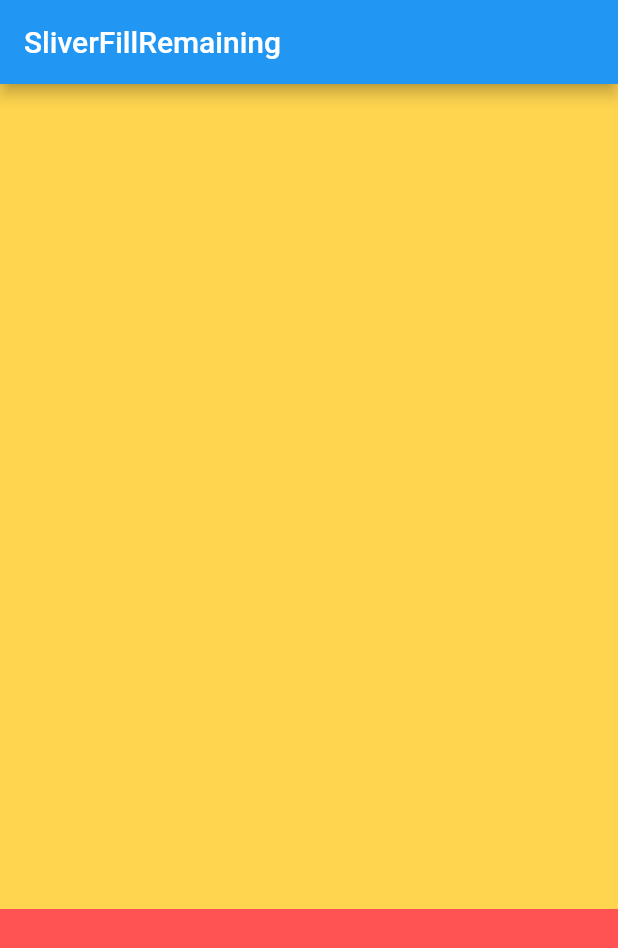
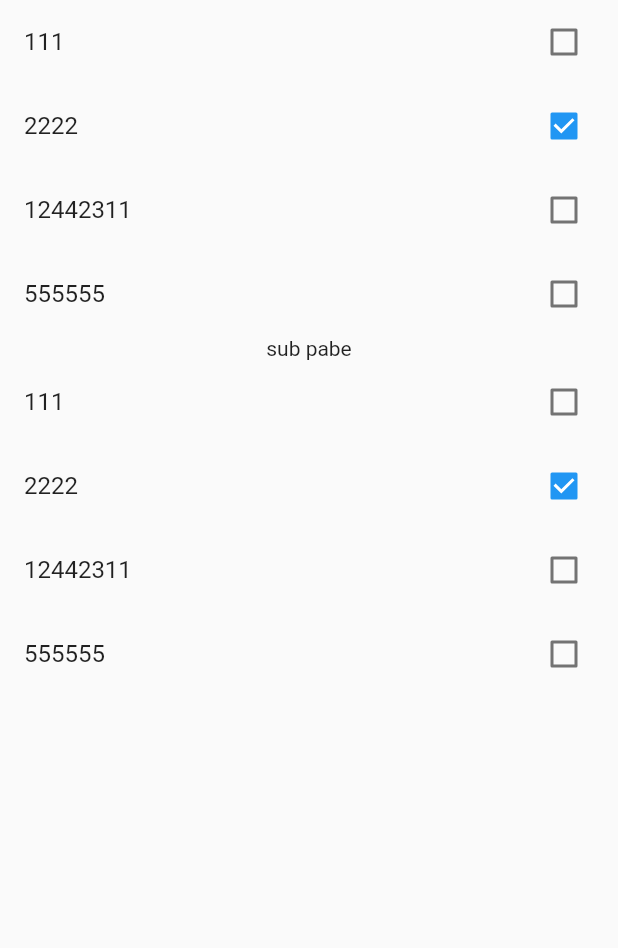
Before and after one commit to bytestocode/flutter-testbed, a Flutter app: the screen it shows after launch, on a phone screen of 412 x 824 dp. Shown: the top 948 px of the screen. Run offline on Flutter 3.47's test engine with Material 2 defaults, Android fonts, the light colour scheme and no system bars; our stand-ins replace flutter_riverpod.

Commit message:
test: riverpod

```diff
--- a/lib/main.dart
+++ b/lib/main.dart
@@ -1,44 +1,24 @@
 import 'package:flutter/material.dart';
+import 'package:flutter_riverpod/flutter_riverpod.dart';
+import 'package:flutter_testbed/riverpod/riverpod_bed.dart';
 
-void main() => runApp(const MyApp());
+void main() => runApp(
+      const ProviderScope(
+        child: MyApp(),
+      ),
+    );
 
-class MyApp extends StatelessWidget {
+class MyApp extends ConsumerWidget {
   const MyApp({super.key});
 
-  static const String _title = 'SliverFillRemaining';
-
   @override
-  Widget build(BuildContext context) {
+  Widget build(BuildContext context, WidgetRef ref) {
     return MaterialApp(
-      title: _title,
-      home: Scaffold(
-        appBar: AppBar(title: const Text(_title)),
-        body: const MyStatelessWidget(),
-      ),
+      home: myApp(),
     );
   }
-}
 
-class MyStatelessWidget extends StatelessWidget {
-  const MyStatelessWidget({super.key});
-
-  @override
-  Widget build(BuildContext context) {
-    return CustomScrollView(
-      slivers: [
-        SliverToBoxAdapter(
-          child: Container(
-            color: Colors.amber[300],
-            height: 550.0,
-          ),
-        ),
-        SliverFillRemaining(
-          hasScrollBody: false,
-          child: Container(
-            color: Colors.redAccent,
-          ),
-        ),
-      ],
-    );
+  Widget myApp() {
+    return const SafeArea(child: Scaffold(body: RiverpodBed()));
   }
 }
--- /dev/null
+++ b/lib/riverpod/riverpod_bed.dart
@@ -0,0 +1,111 @@
+import 'package:flutter/material.dart';
+import 'package:flutter_riverpod/flutter_riverpod.dart';
+import 'package:flutter_testbed/riverpod/riverpod_bed_sub.dart';
+
+class RiverpodBed extends ConsumerWidget {
+  const RiverpodBed({Key? key}) : super(key: key);
+
+  @override
+  Widget build(BuildContext context, WidgetRef ref) {
+    // rebuild the widget when the todo list changes
+    List<Todo> todos = ref.watch(todosProvider);
+    print('todos 리빌드');
+
+    // Let's render the todos in a scrollable list view
+    return ListView(
+      children: [
+        for (final todo in todos)
+          CheckboxListTile(
+            value: todo.completed,
+            // When tapping on the todo, change its completed status
+            onChanged: (value) =>
+                ref.read(todosProvider.notifier).toggle(todo.id),
+            title: Text(todo.description),
+          ),
+        SizedBox(height: 300, child: RiverpodBedSub()),
+      ],
+    );
+  }
+}
+
+@immutable
+class Todo {
+  const Todo({
+    required this.id,
+    required this.description,
+    required this.completed,
+  });
+
+  // All properties should be `final` on our class.
+  final String id;
+  final String description;
+  final bool completed;
+
+  // Since Todo is immutable, we implement a method that allows cloning the
+  // Todo with slightly different content.
+  Todo copyWith({String? id, String? description, bool? completed}) {
+    return Todo(
+      id: id ?? this.id,
+      description: description ?? this.description,
+      completed: completed ?? this.completed,
+    );
+  }
+}
+
+// The StateNotifier class that will be passed to our StateNotifierProvider.
+// This class should not expose state outside of its "state" property, which means
+// no public getters/properties!
+// The public methods on this class will be what allow the UI to modify the state.
+class TodosNotifier extends StateNotifier<List<Todo>> {
+  // We initialize the list of todos to an empty list
+  TodosNotifier()
+      : super([
+          Todo(id: '1', description: '111', completed: false),
+          Todo(id: '2', description: '2222', completed: true),
+          Todo(id: '3', description: '12442311', completed: false),
+          Todo(id: '4', description: '555555', completed: false),
+        ]);
+
+  // Let's allow the UI to add todos.
+  void addTodo(Todo todo) {
+    // Since our state is immutable, we are not allowed to do `state.add(todo)`.
+    // Instead, we should create a new list of todos which contains the previous
+    // items and the new one.
+    // Using Dart's spread operator here is helpful!
+    state = [...state, todo];
+    // No need to call "notifyListeners" or anything similar. Calling "state ="
+    // will automatically rebuild the UI when necessary.
+  }
+
+  // Let's allow removing todos
+  void removeTodo(String todoId) {
+    // Again, our state is immutable. So we're making a new list instead of
+    // changing the existing list.
+    state = [
+      for (final todo in state)
+        if (todo.id != todoId) todo,
+    ];
+  }
+
+  // Let's mark a todo as completed
+  void toggle(String todoId) {
+    state = [
+      for (final todo in state)
+        // we're marking only the matching todo as completed
+        if (todo.id == todoId)
+          // Once more, since our state is immutable, we need to make a copy
+          // of the todo. We're using our `copyWith` method implemented before
+          // to help with that.
+          todo.copyWith(completed: !todo.completed)
+        else
+          // other todos are not modified
+          todo,
+    ];
+  }
+}
+
+// Finally, we are using StateNotifierProvider to allow the UI to interact with
+// our TodosNotifier class.
+final todosProvider = StateNotifierProvider<TodosNotifier, List<Todo>>((ref) {
+  return TodosNotifier();
+});
--- /dev/null
+++ b/lib/riverpod/riverpod_bed_sub.dart
@@ -0,0 +1,34 @@
+import 'package:flutter/material.dart';
+import 'package:flutter_riverpod/flutter_riverpod.dart';
+import 'package:flutter_testbed/riverpod/riverpod_bed.dart';
+
+class RiverpodBedSub extends ConsumerWidget {
+  const RiverpodBedSub({Key? key}) : super(key: key);
+
+  @override
+  Widget build(BuildContext context, WidgetRef ref) {
+    // rebuild the widget when the todo list changes
+    List<Todo> todos = ref.watch(todosProvider);
+    print('todos 리빌드');
+
+    // Let's render the todos in a scrollable list view
+    return Column(
+      children: [
+        Text('sub pabe'),
+        Expanded(
+          child: ListView(
+            children: [
+              for (final todo in todos)
+                CheckboxListTile(
+                  value: todo.completed,
+                  // When tapping on the todo, change its completed status
+                  onChanged: (_) {},
+                  title: Text(todo.description),
+                ),
+            ],
+          ),
+        ),
+      ],
+    );
+  }
+}
--- a/pubspec.yaml
+++ b/pubspec.yaml
@@ -45,6 +45,8 @@ dev_dependencies:
   # package. See that file for information about deactivating specific lint
   # rules and activating additional ones.
   flutter_lints: ^2.0.0
+  flutter_riverpod: ^2.1.1
+
 
 # For information on the generic Dart part of this file, see the
 # following page: https://dart.dev/tools/pub/pubspec
```
Also changed, not shown: pubspec.lock.
